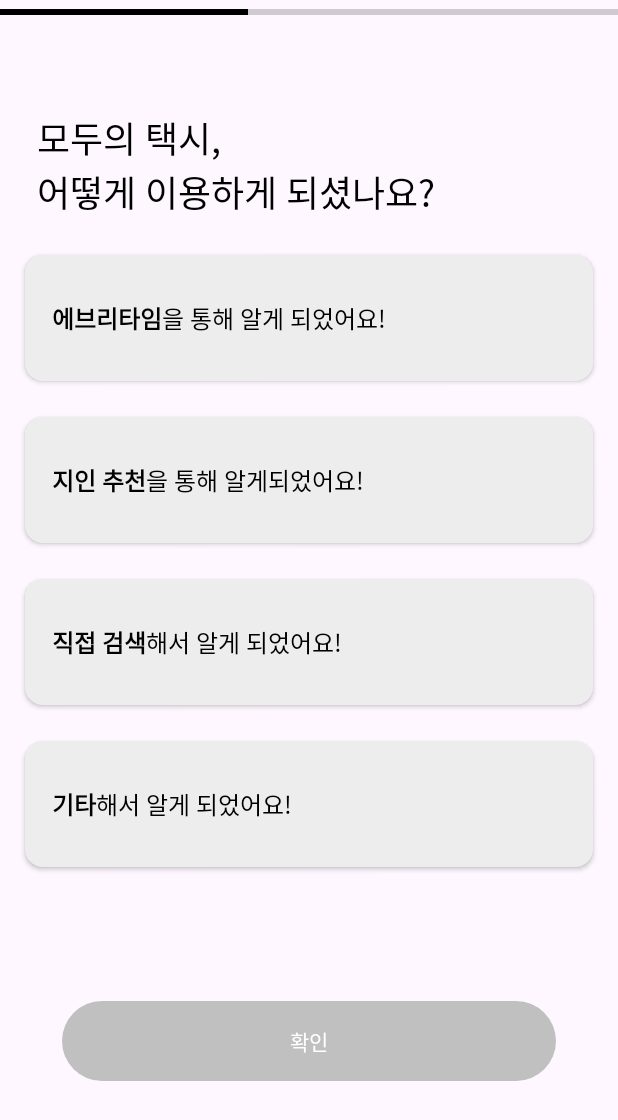
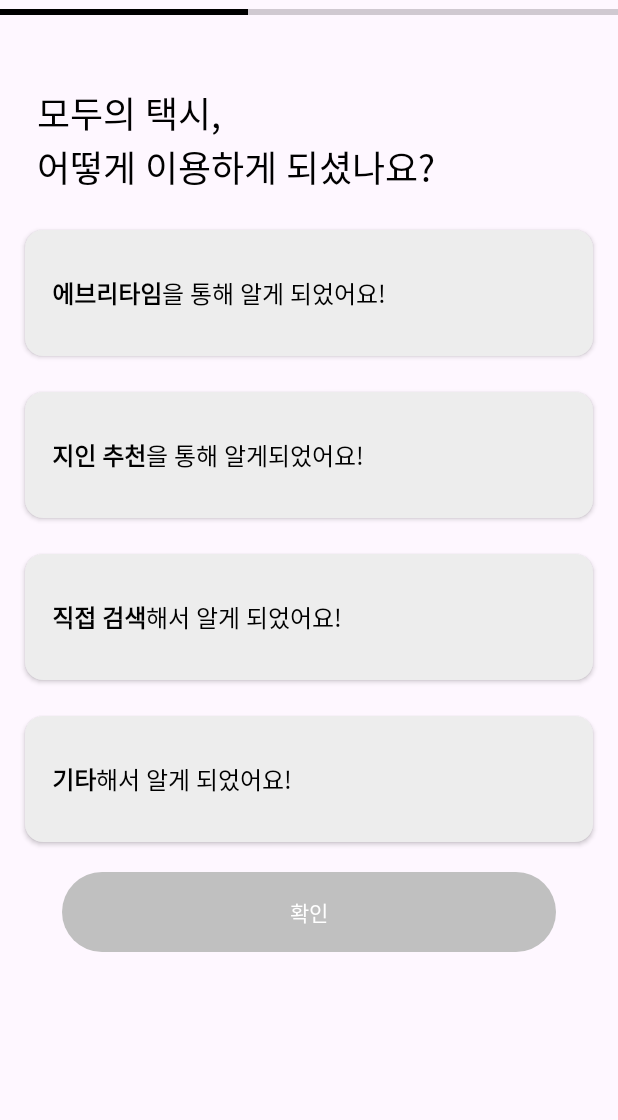
Before and after one commit to MODU-TAXI/android, an Android app: the OnboardingQuestionFragment screen opened through its navigation route, on a phone screen of 412 x 824 dp. Shown: the top 1120 px of the screen. Run offline under Robolectric (Android 15) with nearby library versions, the phone set to English and light mode, and no system bars; our stand-ins replace Dagger/Hilt's generated code, data binding.

Commit message:
[MA-6] fix : 앱 이용경로 레이아웃 수정

```diff
--- a/presentation/src/main/res/layout/fragment_onboarding_question_how_to_know_app.xml
+++ b/presentation/src/main/res/layout/fragment_onboarding_question_how_to_know_app.xml
@@ -10,6 +10,9 @@
             type="com.motax.modutaxi.presentation.ui.intro.signup.question.OnboardingQuestionViewModel" />
 
     </data>
+    <ScrollView
+        android:layout_width="match_parent"
+        android:layout_height="wrap_content">
 
         <androidx.constraintlayout.widget.ConstraintLayout
             android:layout_width="match_parent"
@@ -89,80 +92,85 @@
                 android:layout_height="wrap_content"
                 android:layout_marginTop="24dp"
                 android:background="@drawable/rect_grey0_fill_nostroke_12radius"
+                android:gravity="fill"
                 android:onClick="@{() -> vm.onEveryTimeSelect()}"
-            android:gravity="fill"
                 android:paddingVertical="30dp"
-            app:onboardQuestionBtnState="@{vm.uiState.everyTimeSelected}"
                 android:paddingLeft="18dp"
                 android:text="@string/by_everytime"
                 android:textSize="16sp"
                 app:layout_constraintEnd_toStartOf="@id/guide_96_vertical"
                 app:layout_constraintStart_toEndOf="@id/guide_04_vertical"
-            app:layout_constraintTop_toBottomOf="@id/tv_identification_description" />
+                app:layout_constraintTop_toBottomOf="@id/tv_identification_description"
+                app:onboardQuestionBtnState="@{vm.uiState.everyTimeSelected}" />
 
             <androidx.appcompat.widget.AppCompatButton
                 android:id="@+id/btn_by_friendly_recommendation"
                 android:layout_width="0dp"
                 android:layout_height="wrap_content"
                 android:layout_marginTop="24dp"
-            android:onClick="@{() -> vm.onFriendlyRecommendationSelected()}"
                 android:background="@drawable/rect_grey0_fill_nostroke_12radius"
                 android:gravity="fill"
-            app:onboardQuestionBtnState="@{vm.uiState.friendlyRecommendationSelected}"
+                android:onClick="@{() -> vm.onFriendlyRecommendationSelected()}"
                 android:paddingVertical="30dp"
                 android:paddingLeft="18dp"
                 android:text="@string/by_recommendation"
                 android:textSize="16sp"
                 app:layout_constraintEnd_toStartOf="@id/guide_96_vertical"
                 app:layout_constraintStart_toEndOf="@id/guide_04_vertical"
-            app:layout_constraintTop_toBottomOf="@id/btn_by_everytime" />
+                app:layout_constraintTop_toBottomOf="@id/btn_by_everytime"
+                app:onboardQuestionBtnState="@{vm.uiState.friendlyRecommendationSelected}" />
 
             <androidx.appcompat.widget.AppCompatButton
                 android:id="@+id/btn_by_direct_search"
                 android:layout_width="0dp"
                 android:layout_height="wrap_content"
                 android:layout_marginTop="24dp"
-            android:onClick="@{() -> vm.onDirectSearchSelected()}"
                 android:background="@drawable/rect_grey0_fill_nostroke_12radius"
                 android:gravity="fill"
+                android:onClick="@{() -> vm.onDirectSearchSelected()}"
                 android:paddingVertical="30dp"
-            app:onboardQuestionBtnState="@{vm.uiState.directSearchSelected}"
                 android:paddingLeft="18dp"
                 android:text="@string/by_direct_search"
                 android:textSize="16sp"
                 app:layout_constraintEnd_toStartOf="@id/guide_96_vertical"
                 app:layout_constraintStart_toEndOf="@id/guide_04_vertical"
-            app:layout_constraintTop_toBottomOf="@id/btn_by_friendly_recommendation" />
+                app:layout_constraintTop_toBottomOf="@id/btn_by_friendly_recommendation"
+                app:onboardQuestionBtnState="@{vm.uiState.directSearchSelected}" />
 
             <androidx.appcompat.widget.AppCompatButton
                 android:id="@+id/btn_by_etc"
                 android:layout_width="0dp"
                 android:layout_height="wrap_content"
                 android:layout_marginTop="24dp"
-            android:onClick="@{() -> vm.onByEtcSelected()}"
                 android:background="@drawable/rect_grey0_fill_nostroke_12radius"
                 android:gravity="fill"
+                android:onClick="@{() -> vm.onByEtcSelected()}"
                 android:paddingVertical="30dp"
-            app:onboardQuestionBtnState="@{vm.uiState.byEtcSelected}"
                 android:paddingLeft="18dp"
                 android:text="@string/by_etc"
                 android:textSize="16sp"
                 app:layout_constraintEnd_toStartOf="@id/guide_96_vertical"
                 app:layout_constraintStart_toEndOf="@id/guide_04_vertical"
-            app:layout_constraintTop_toBottomOf="@id/btn_by_direct_search" />
+                app:layout_constraintTop_toBottomOf="@id/btn_by_direct_search"
+                app:onboardQuestionBtnState="@{vm.uiState.byEtcSelected}" />
 
             <androidx.appcompat.widget.AppCompatButton
                 android:id="@+id/btn_check"
                 android:layout_width="0dp"
                 android:layout_height="wrap_content"
+                android:layout_marginTop="20dp"
                 android:background="@drawable/rect_grey1_fill_nostroke_61radius"
+                android:gravity="center"
                 android:paddingVertical="16dp"
                 android:text="확인"
                 android:textColor="#FFFFFF"
-            android:gravity="center"
                 app:layout_constraintEnd_toStartOf="@id/guide_90_vertical"
                 app:layout_constraintStart_toEndOf="@id/guide_10_vertical"
-            app:layout_constraintTop_toBottomOf="@id/guide_81_horizontal" />
+                app:layout_constraintTop_toBottomOf="@id/btn_by_etc" />
 
         </androidx.constraintlayout.widget.ConstraintLayout>
+
+
+    </ScrollView>
+
 </layout>
```
Lines whose indentation alone changed are shown as unchanged.
